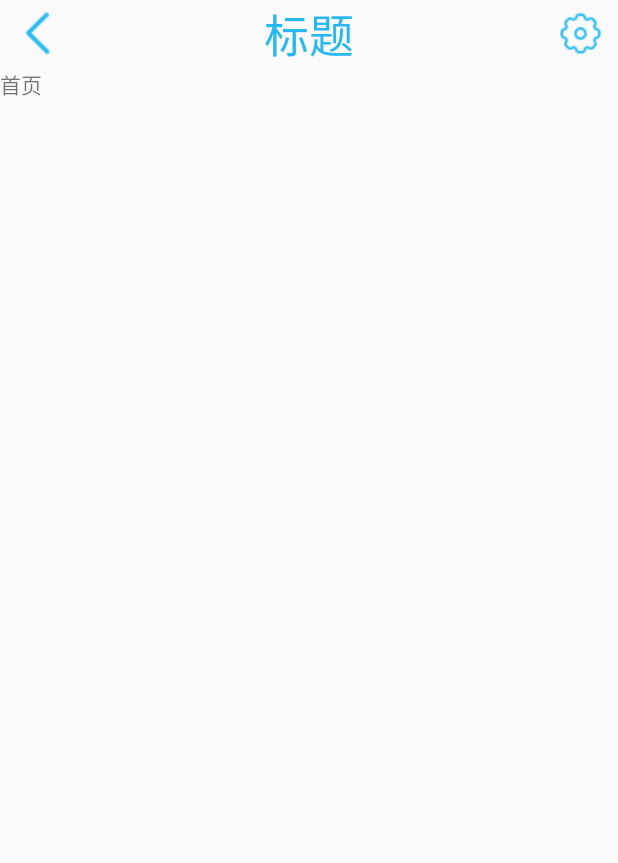
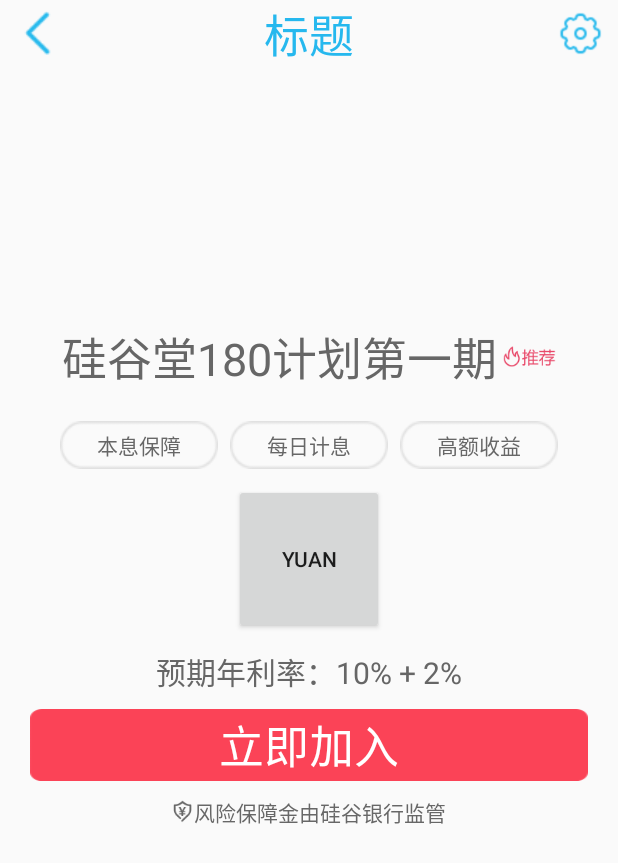
Before and after one commit to zhangsan2016/MyP2PInverst, an Android app: the layout fragment_home.xml on its own in the app's theme, with its tools: preview values and no code run, on a phone screen of 412 x 824 dp. Shown: the top 863 px of the screen. Run offline under Robolectric (Android 15) with nearby library versions, the phone set to English and light mode, and no system bars.

Commit message:
2018年9月26日 15:27:41

```diff
--- a/app/src/main/java/myp2pinverst/ldgd/com/myp2pinverst/activity/MainActivity.java
+++ b/app/src/main/java/myp2pinverst/ldgd/com/myp2pinverst/activity/MainActivity.java
@@ -23,6 +23,7 @@ import myp2pinverst.ldgd.com.myp2pinverst.R;
 import myp2pinverst.ldgd.com.myp2pinverst.base.BasePager;
 import myp2pinverst.ldgd.com.myp2pinverst.fragment.HomeFragment;
 import myp2pinverst.ldgd.com.myp2pinverst.fragment.InvestFragment;
+import myp2pinverst.ldgd.com.myp2pinverst.fragment.MeFragment;
 import myp2pinverst.ldgd.com.myp2pinverst.fragment.MoreFragment;
 
 import static myp2pinverst.ldgd.com.myp2pinverst.R.id.rg_bottom_tag;
@@ -53,7 +54,7 @@ public class MainActivity extends AppCompatActivity {
         listPager = new ArrayList<>();
         listPager.add(new HomeFragment(this));//添加本地视频页面-0
         listPager.add(new InvestFragment(this));//添加本地音乐页面-1
-        listPager.add(new HomeFragment(this));//添加网络视频页面-2
+        listPager.add(new MeFragment(this));//添加网络视频页面-2
         listPager.add(new MoreFragment(this));//添加网络音频页面-3
 
         //设置RadioGroup的监听
--- a/app/src/main/res/layout/fragment_home.xml
+++ b/app/src/main/res/layout/fragment_home.xml
@@ -7,9 +7,136 @@
 
     <include layout="@layout/common_title"></include>
 
-    <TextView
+    <ScrollView
         android:layout_width="match_parent"
-        android:layout_height="match_parent"
-        android:text="首页" />
+        android:layout_height="match_parent">
+
+        <LinearLayout
+            android:layout_width="match_parent"
+            android:layout_height="match_parent"
+            android:gravity="center_horizontal"
+            android:orientation="vertical">
+
+
+            <FrameLayout
+                android:layout_width="match_parent"
+                android:layout_height="150dp">
+
+
+            </FrameLayout>
+
+
+            <TextView
+                android:id="@+id/tv_home_product"
+                android:layout_width="wrap_content"
+                android:layout_height="wrap_content"
+                android:layout_marginBottom="20dp"
+                android:layout_marginTop="20dp"
+                android:drawablePadding="4dp"
+                android:drawableRight="@drawable/recommend"
+                android:text="硅谷堂180计划第一期"
+                android:textColor="@color/product_detail_common"
+                android:textSize="30sp">
+
+
+            </TextView>
+
+
+            <LinearLayout
+                android:layout_width="match_parent"
+                android:layout_height="wrap_content"
+                android:layout_marginBottom="10dp"
+                android:layout_marginLeft="40dp"
+                android:layout_marginRight="40dp"
+                android:orientation="horizontal">
+
+                <TextView
+                    android:layout_width="0dp"
+                    android:layout_height="wrap_content"
+                    android:layout_weight="1"
+                    android:background="@drawable/home_attribute_bg"
+                    android:gravity="center"
+                    android:padding="5dp"
+                    android:text="本息保障"
+                    android:textColor="@color/home_back_unselected" />
+
+                <TextView
+                    android:layout_width="0dp"
+                    android:layout_height="wrap_content"
+                    android:layout_marginLeft="8dp"
+                    android:layout_marginRight="8dp"
+                    android:layout_weight="1"
+                    android:background="@drawable/home_attribute_bg"
+                    android:gravity="center"
+                    android:padding="5dp"
+                    android:text="每日计息"
+                    android:textColor="@color/home_back_unselected" />
+
+                <TextView
+                    android:layout_width="0dp"
+                    android:layout_height="wrap_content"
+                    android:layout_weight="1"
+                    android:background="@drawable/home_attribute_bg"
+                    android:gravity="center"
+                    android:padding="5dp"
+                    android:text="高额收益"
+                    android:textColor="@color/home_back_unselected" />
+
+            </LinearLayout>
+
+            <Button
+                android:layout_width="100dp"
+                android:layout_height="100dp"
+                android:text="yuan" />
+
+            <LinearLayout
+                android:layout_width="wrap_content"
+                android:layout_height="wrap_content"
+                android:layout_marginTop="10dp"
+                android:orientation="horizontal">
+
+                <TextView
+                    android:layout_width="wrap_content"
+                    android:layout_height="wrap_content"
+                    android:text="预期年利率："
+                    android:textColor="@color/product_detail_common"
+                    android:textSize="20sp" />
+
+                <TextView
+                    android:id="@+id/tv_home_yearrate"
+                    android:layout_width="wrap_content"
+                    android:layout_height="wrap_content"
+                    android:text="10% + 2%"
+                    android:textColor="@color/product_detail_common"
+                    android:textSize="20sp" />
+
+            </LinearLayout>
+
+            <Button
+                android:layout_marginTop="10dp"
+                android:layout_width="match_parent"
+                android:layout_height="wrap_content"
+                android:layout_marginLeft="20dp"
+                android:layout_marginRight="20dp"
+                android:background="@drawable/home"
+                android:text="立即加入"
+                android:textSize="30sp"
+                android:textColor="@color/white"
+                />
+
+
+            <TextView
+                android:layout_width="wrap_content"
+                android:layout_height="wrap_content"
+                android:text="风险保障金由硅谷银行监管"
+                android:layout_marginTop="10dp"
+                android:textColor="@color/home_back_unselected"
+                android:drawableLeft="@drawable/guarantee_icon" />
+
+
+        </LinearLayout>
+
+    </ScrollView>
+
 
 </LinearLayout>
--- a/app/src/main/res/values/colors.xml
+++ b/app/src/main/res/values/colors.xml
@@ -6,4 +6,8 @@
 
     <color name="title_text">#26B8EE</color>
     <color name="white">#ffffff</color>
+
+    <color name="product_detail_common">#666666</color>
+
+    <color name="home_back_unselected">#676767</color>
 </resources>
```
Also changed, not shown: app/src/main/res/drawable-xhdpi/guarantee_icon.png (added), app/src/main/res/drawable-xhdpi/home_attribute_bg.png (added), app/src/main/res/drawable-xhdpi/recommend.png (added), app/src/main/res/drawable-xxhdpi/home.png (added).
